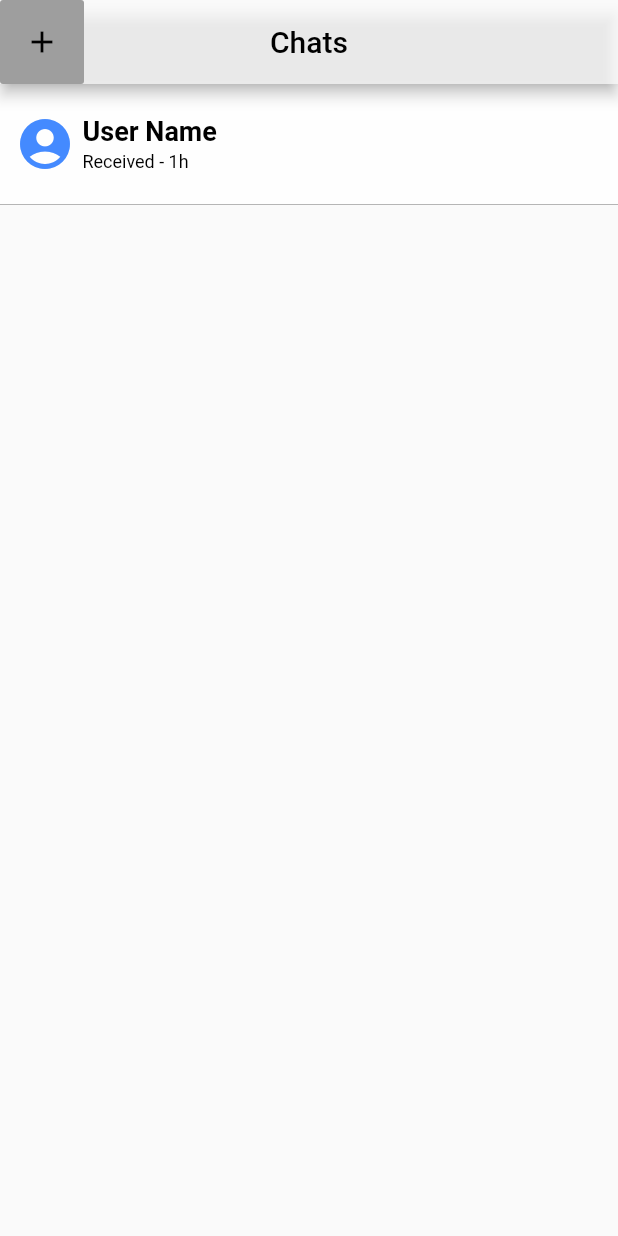
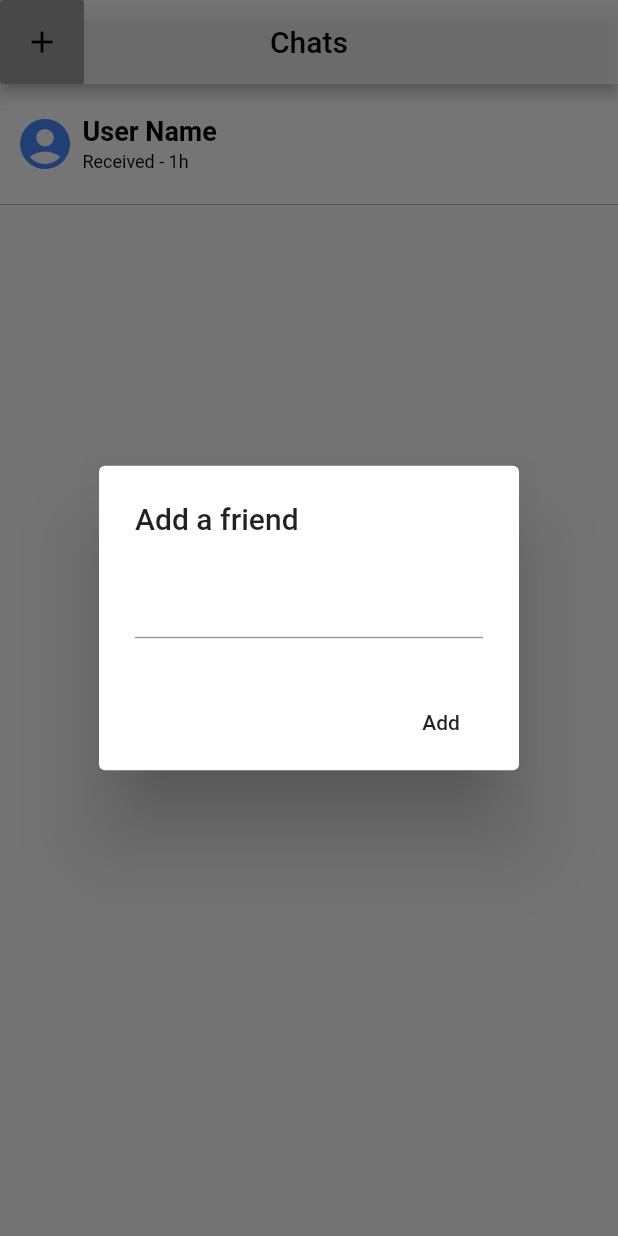
Before and after one commit to stefannovak/snapfake, a Flutter app: the ChatListScreen screen opened by its route, after a tap on the "add" icon, on a phone screen of 412 x 824 dp. Run offline on Flutter 3.47's test engine with Material 2 defaults, Android fonts, the phone set to English and light mode, and no system bars; our stand-ins replace bordered_text, camera, cloud_firestore, firebase_auth, firebase_core, modal_progress_hud; accounts and stored records are empty.

Commit message:
Done for 20/08. Need to figure out how to add a friend and send a message to him.

```diff
--- a/lib/screens/app/chatlist_screen.dart
+++ b/lib/screens/app/chatlist_screen.dart
@@ -1,4 +1,9 @@
+import 'package:cloud_firestore/cloud_firestore.dart';
+import 'package:firebase_auth/firebase_auth.dart';
+import 'package:firebase_core/firebase_core.dart';
 import 'package:flutter/material.dart';
+import 'package:path/path.dart';
+import 'package:snapfake/constants.dart';
 import 'package:snapfake/widgets/add_button.dart';
 import 'package:snapfake/widgets/chat_tile.dart';
 
@@ -6,6 +11,37 @@ import 'chat_screen.dart';
 
 class ChatListScreen extends StatelessWidget {
   static String id = "chatlist_screen";
+
+  final messageTextController = TextEditingController();
+  final _auth = FirebaseAuth.instance;
+  String userInput;
+
+  Future<void> _showMyDialog(BuildContext context) async {
+    return showDialog<void>(
+      barrierDismissible: true,
+      context: context,
+      builder: (BuildContext context) {
+        return AlertDialog(
+          title: Text('Add a friend'),
+          content: TextField(
+//            decoration: kTextFieldDecoration,
+            onChanged: (value) {
+              userInput = value;
+              print(value);
+            },
+          ),
+          actions: <Widget>[
+            FlatButton(
+              child: Text('Add'),
+              onPressed: () {
+//                    Navigator.of(context).pop();
+              },
+            ),
+          ],
+        );
+      },
+    );
+  }
 
   @override
   Widget build(BuildContext context) {
@@ -20,6 +56,7 @@ class ChatListScreen extends StatelessWidget {
         automaticallyImplyLeading: false,
         leading: AddButton(
           onTap: () {
+            _showMyDialog(context);
             print("New convo clicked");
           },
         ),
--- a/lib/screens/home/home_screen.dart
+++ b/lib/screens/home/home_screen.dart
@@ -111,8 +111,8 @@ class _HomeScreenState extends State<HomeScreen> {
                         ),
                         padding: EdgeInsets.symmetric(vertical: 16.0),
                         onPressed: () {
-                          Navigator.pushNamed(context, MyPageView.id);
-//                          logIn();
+//                          Navigator.pushNamed(context, MyPageView.id);
+                          logIn();
                         },
                         child: Text("Log In"),
                         color: Colors.green,
```
Also changed, not shown: lib/screens/app/chat_screen.dart (+54 -2 lines).
